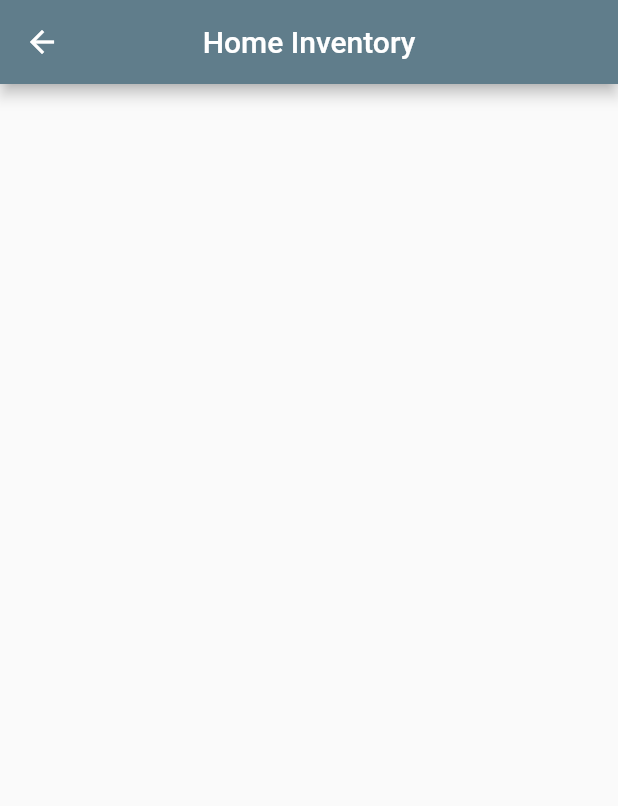
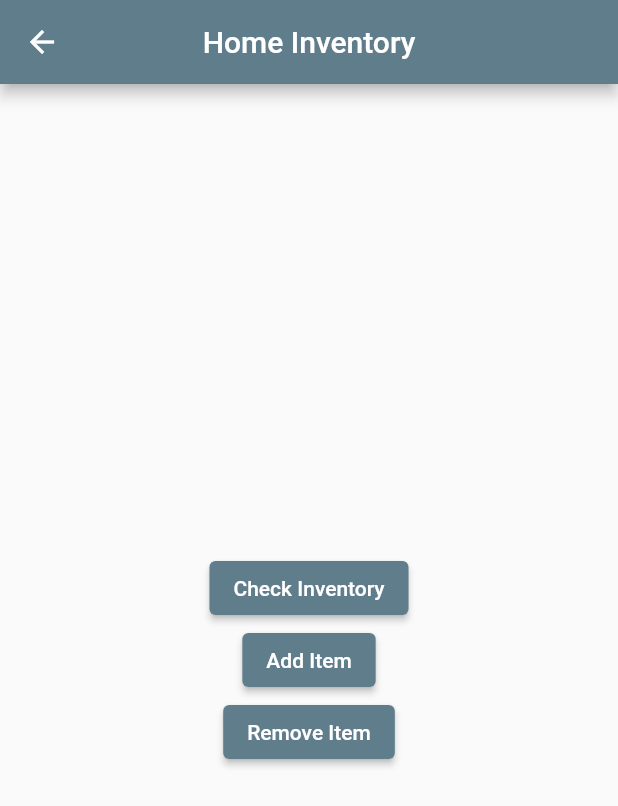
Before and after one commit to GitDatz/home_inventory, a Flutter app: the MainPage screen opened directly, on a phone screen of 412 x 824 dp. Shown: the top 806 px of the screen. Run offline on Flutter 3.47's test engine with Material 2 defaults, Android fonts, the phone set to English and light mode, and no system bars.

Commit message:
Adding placeholder buttons to Main Page

```diff
--- a/lib/ui/pages/main_page.dart
+++ b/lib/ui/pages/main_page.dart
@@ -19,6 +19,37 @@ class _MainPageState extends State<MainPage> {
               textAlign: TextAlign.center
           ),
         ),
+      body: Center(
+        child: Column(
+          mainAxisAlignment: MainAxisAlignment.center,
+          children: [
+            _checkInventory(),
+            _addItemButton(),
+            _removeItemButton()
+          ],
+        ),
+      ),
+    );
+  }
+
+  Widget _checkInventory() {
+    return ElevatedButton(
+        onPressed: () => {},
+        child: Text("Check Inventory")
+    );
+  }
+
+  Widget _addItemButton() {
+    return ElevatedButton(
+        onPressed: () => {},
+        child: Text("Add Item")
+    );
+  }
+
+  Widget _removeItemButton() {
+    return ElevatedButton(
+        onPressed: () => {},
+        child: Text("Remove Item")
     );
   }
 }
```
